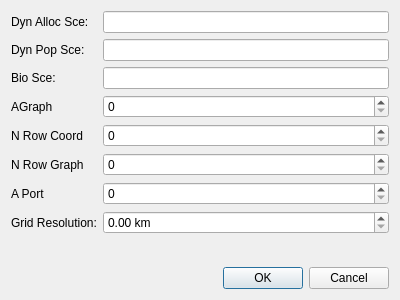
This is qtgui/scenariodialog.ui in frabas/DISPLACE_GUI as Qt 5 draws it before an edit. The edited form follows.
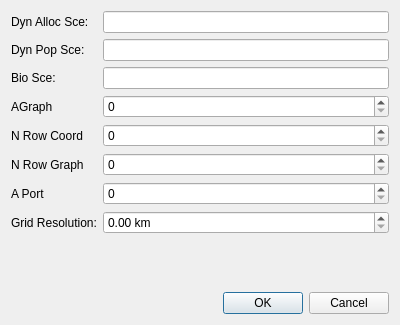
This is the edited form.

Commit message: Gui: Scenario gui limits raised

```diff
--- a/qtgui/scenariodialog.ui
+++ b/qtgui/scenariodialog.ui
@@ -7,7 +7,7 @@
     <x>0</x>
     <y>0</y>
     <width>400</width>
-    <height>300</height>
+    <height>325</height>
    </rect>
   </property>
   <property name="windowTitle">
```
Left out of the diff: 4 changed lines with no effect on the pictures.
